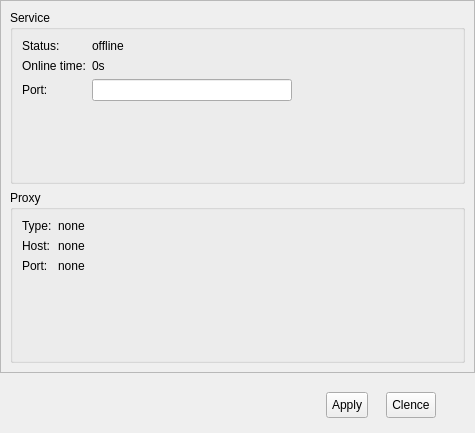
Old version of the form Server/Controller/src/Ui/ControlPannel/ServerInfoPage.ui in the repository siisgoo/siisty.
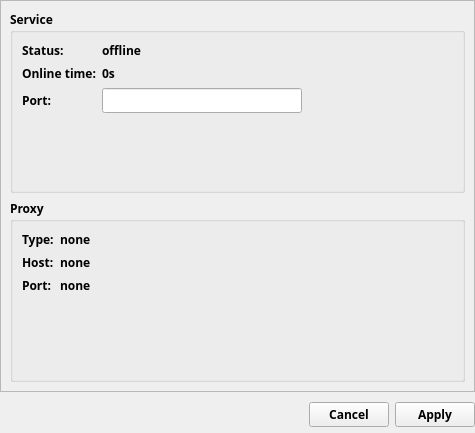
New version of the form.

```diff
--- a/Server/Controller/src/Ui/ControlPannel/ServerInfoPage.ui
+++ b/Server/Controller/src/Ui/ControlPannel/ServerInfoPage.ui
@@ -16,6 +16,12 @@
     <verstretch>0</verstretch>
    </sizepolicy>
   </property>
+  <property name="font">
+   <font>
+    <family>Anonymous Pro</family>
+    <bold>true</bold>
+   </font>
+  </property>
   <property name="windowTitle">
    <string>Form</string>
   </property>
@@ -94,7 +100,7 @@
            <x>0</x>
            <y>0</y>
            <width>473</width>
-           <height>366</height>
+           <height>391</height>
           </rect>
          </property>
          <layout class="QVBoxLayout" name="verticalLayout">
@@ -213,41 +219,15 @@
         </widget>
        </widget>
       </item>
-      <item row="1" column="2">
-       <layout class="QHBoxLayout" name="horizontalLayout">
-        <item>
-         <widget class="QPushButton" name="pushButton">
-          <property name="sizePolicy">
-           <sizepolicy hsizetype="Fixed" vsizetype="Fixed">
-            <horstretch>0</horstretch>
-            <verstretch>0</verstretch>
-           </sizepolicy>
-          </property>
-          <property name="styleSheet">
-           <string notr="true">margin: 9px; padding: 5px</string>
-          </property>
-          <property name="text">
-           <string>Apply</string>
-          </property>
-         </widget>
-        </item>
-        <item alignment="Qt::AlignLeft">
-         <widget class="QPushButton" name="pushButton_2">
-          <property name="sizePolicy">
-           <sizepolicy hsizetype="Fixed" vsizetype="Fixed">
-            <horstretch>0</horstretch>
-            <verstretch>0</verstretch>
-           </sizepolicy>
-          </property>
-          <property name="styleSheet">
-           <string notr="true">margin: 9px; padding: 5px</string>
-          </property>
-          <property name="text">
-           <string>Clence</string>
-          </property>
-         </widget>
-        </item>
-       </layout>
+      <item row="1" column="0">
+       <widget class="QDialogButtonBox" name="buttonBox">
+        <property name="standardButtons">
+         <set>QDialogButtonBox::Apply|QDialogButtonBox::Cancel</set>
+        </property>
+        <property name="centerButtons">
+         <bool>false</bool>
+        </property>
+       </widget>
       </item>
      </layout>
     </widget>
```
